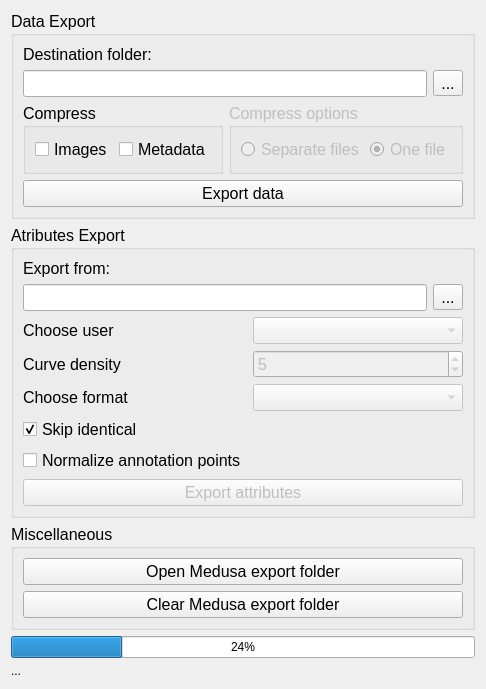
First picture: the form in trunk/src/edr/src/plugins/medusaExporter/ui/medusaExporter.ui, repository mk4me/hm-mde-one, before the edit.
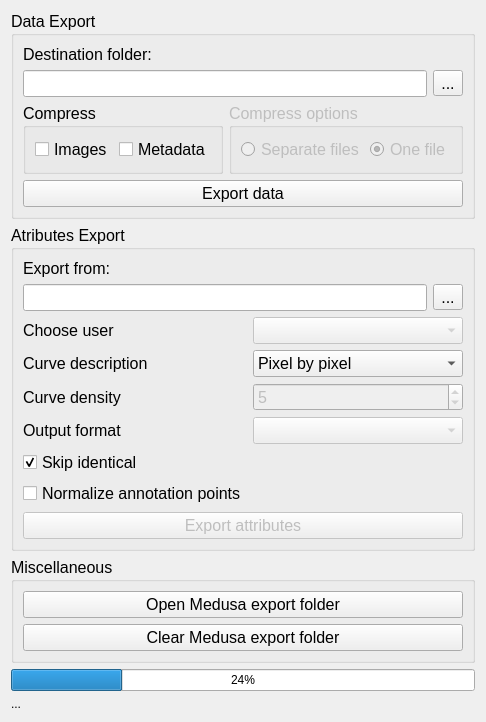
Second picture: the form after the edit.

Diff of the .ui file:
```diff
--- a/trunk/src/edr/src/plugins/medusaExporter/ui/medusaExporter.ui
+++ b/trunk/src/edr/src/plugins/medusaExporter/ui/medusaExporter.ui
@@ -177,17 +177,25 @@
            <string>Atributes Export</string>
           </property>
           <layout class="QGridLayout" name="gridLayout">
-           <item row="8" column="0" colspan="3">
-            <widget class="QPushButton" name="exportButton">
+           <item row="5" column="0">
+            <widget class="QLabel" name="label_2">
+             <property name="text">
+              <string>Curve density</string>
+             </property>
+            </widget>
+           </item>
+           <item row="2" column="2">
+            <widget class="QToolButton" name="exportFromButton">
+             <property name="text">
+              <string>...</string>
+             </property>
+            </widget>
+           </item>
+           <item row="3" column="1" colspan="2">
+            <widget class="QComboBox" name="chooseUserComboBox">
              <property name="enabled">
               <bool>false</bool>
              </property>
-             <property name="text">
-              <string>Export attributes</string>
-             </property>
-             <property name="checkable">
-              <bool>true</bool>
-             </property>
             </widget>
            </item>
            <item row="1" column="0">
@@ -204,7 +212,7 @@
              </property>
             </widget>
            </item>
-           <item row="6" column="0">
+           <item row="7" column="0">
             <widget class="QCheckBox" name="skipIdenticalComboBox">
              <property name="enabled">
               <bool>true</bool>
@@ -217,21 +225,7 @@
              </property>
             </widget>
            </item>
-           <item row="5" column="0">
-            <widget class="QLabel" name="label_6">
-             <property name="text">
-              <string>Choose format</string>
-             </property>
-            </widget>
-           </item>
-           <item row="7" column="0">
-            <widget class="QCheckBox" name="normalizePointsCheck">
-             <property name="text">
-              <string>Normalize annotation points</string>
-             </property>
-            </widget>
-           </item>
-           <item row="4" column="1" colspan="2">
+           <item row="5" column="1" colspan="2">
             <widget class="QSpinBox" name="curveDensitySpinBox">
              <property name="enabled">
               <bool>false</bool>
@@ -241,34 +235,27 @@
              </property>
             </widget>
            </item>
-           <item row="5" column="1" colspan="2">
+           <item row="6" column="0">
+            <widget class="QLabel" name="label_6">
+             <property name="text">
+              <string>Output format</string>
+             </property>
+            </widget>
+           </item>
+           <item row="8" column="0">
+            <widget class="QCheckBox" name="normalizePointsCheck">
+             <property name="text">
+              <string>Normalize annotation points</string>
+             </property>
+            </widget>
+           </item>
+           <item row="6" column="1" colspan="2">
             <widget class="QComboBox" name="chooseFormatComboBox">
              <property name="enabled">
               <bool>false</bool>
              </property>
             </widget>
            </item>
-           <item row="3" column="1" colspan="2">
-            <widget class="QComboBox" name="chooseUserComboBox">
-             <property name="enabled">
-              <bool>false</bool>
-             </property>
-            </widget>
-           </item>
-           <item row="4" column="0">
-            <widget class="QLabel" name="label_2">
-             <property name="text">
-              <string>Curve density</string>
-             </property>
-            </widget>
-           </item>
-           <item row="2" column="2">
-            <widget class="QToolButton" name="exportFromButton">
-             <property name="text">
-              <string>...</string>
-             </property>
-            </widget>
-           </item>
            <item row="2" column="0" colspan="2">
             <widget class="QLineEdit" name="exportFromLineEdit">
              <property name="frame">
@@ -279,6 +266,40 @@
              </property>
             </widget>
            </item>
+           <item row="9" column="0" colspan="3">
+            <widget class="QPushButton" name="exportButton">
+             <property name="enabled">
+              <bool>false</bool>
+             </property>
+             <property name="text">
+              <string>Export attributes</string>
+             </property>
+             <property name="checkable">
+              <bool>true</bool>
+             </property>
+            </widget>
+           </item>
+           <item row="4" column="0">
+            <widget class="QLabel" name="label_5">
+             <property name="text">
+              <string>Curve description</string>
+             </property>
+            </widget>
+           </item>
+           <item row="4" column="1" colspan="2">
+            <widget class="QComboBox" name="curveDescriptionComboBox">
+             <item>
+              <property name="text">
+               <string>Pixel by pixel</string>
+              </property>
+             </item>
+             <item>
+              <property name="text">
+               <string>Key points</string>
+              </property>
+             </item>
+            </widget>
+           </item>
           </layout>
          </widget>
         </item>
```
Left out of the diff: 11 changed lines with no effect on the pictures.
